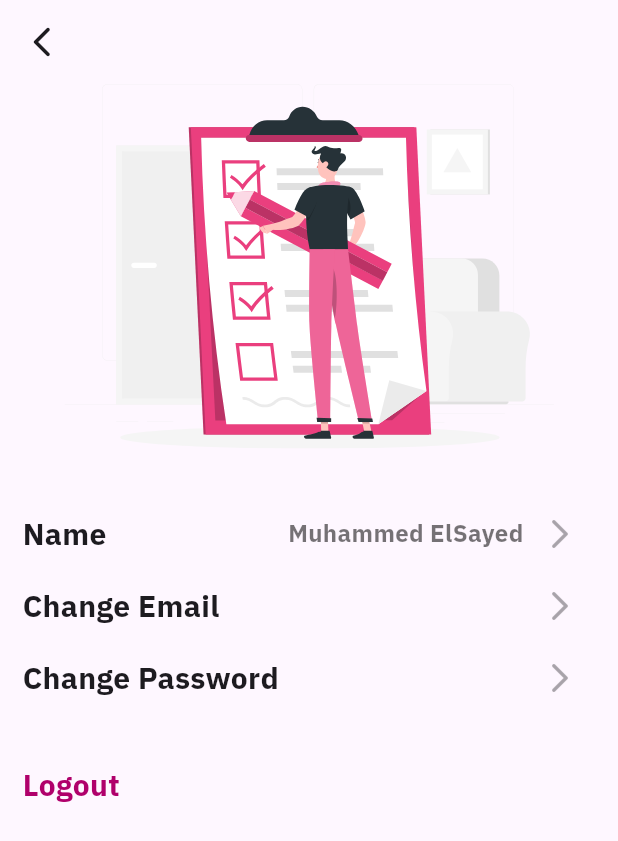
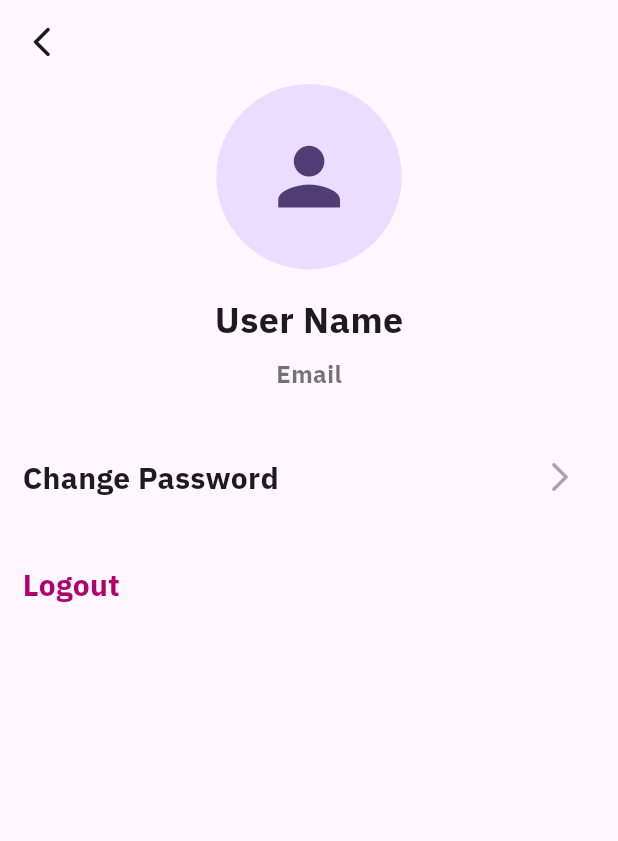
Before and after one commit to Mo123elsayed/ToDo_app, a Flutter app: the ProfileScreen screen opened by its route, on a phone screen of 412 x 824 dp. Shown: the top 841 px of the screen. Run offline on Flutter 3.47's test engine with Material 3 defaults, Android fonts, the phone set to English and light mode, and no system bars; our stand-ins replace bloc, cloud_firestore, easy_localization, firebase_auth, firebase_core, flutter_bloc and 2 more; missing offline and left inert: dart_either; accounts and stored records are empty; project files that could hold a hidden picture were left out.

Commit message:
`Removed ForgetPasswordCubit and ForgetPasswordState due to refactoring, updated ProfileScreen to remove unused code and added new UI elements.`

```diff
--- a/lib/authentication/presentation/screens/forget_password_screen.dart
+++ b/lib/authentication/presentation/screens/forget_password_screen.dart
@@ -1,5 +1,4 @@
 import 'package:flutter/material.dart';
-import 'package:flutter_bloc/flutter_bloc.dart';
 import 'package:easy_localization/easy_localization.dart';
 import 'package:todo_app/core/theme/app_color.dart';
 import 'package:todo_app/core/validator/app_validator.dart';
--- a/lib/home/presentation/screens/profile_screen.dart
+++ b/lib/home/presentation/screens/profile_screen.dart
@@ -27,10 +27,37 @@ class ProfileScreen extends StatelessWidget {
         child: Column(
           crossAxisAlignment: CrossAxisAlignment.start,
           children: [
-            Center(child: SvgPicture.asset('assets/images/profile.svg')),
+            // Center(child: SvgPicture.asset('assets/images/profile.svg')),
+            Center(
+              child: Column(
+                children: [
+                  CircleAvatar(
+                    radius: screenSize.width * 0.15,
+                    child: Icon(Icons.person, size: screenSize.width * 0.15),
+                  ),
+                  SizedBox(height: screenSize.height * 0.02),
+                  Text(
+                    'User Name',
+                    style: TextStyle(
+                      fontSize: 24,
+                      fontFamily: AppText.fontFamily,
+                      fontWeight: FontWeight.bold,
+                    ),
+                  ),
+                  SizedBox(height: screenSize.height * 0.01),
+                  Text(
+                    'Email',
+                    style: TextStyle(
+                      fontSize: 16,
+                      fontFamily: AppText.fontFamily,
+                      color: Colors.black54,
+                    ),
+                    )
+                ],
+              ),
+            ),
+
             SizedBox(height: screenSize.height * 0.04),
-            personalDataRow(title: 'Name', nameValue: 'Muhammed ElSayed'),
-            personalDataRow(title: 'Change Email'),
             GestureDetector(
               child: personalDataRow(title: 'Change Password'),
               onTap: () => Navigator.of(
```
Also changed, not shown: lib/authentication/presentation/controllers/forget_password_cubit/forget_password_cubit.dart (renamed from lib/authentication/presentation/controllers/cubit/forget_password_cubit.dart), lib/authentication/presentation/controllers/forget_password_cubit/forget_password_state.dart (renamed from lib/authentication/presentation/controllers/cubit/forget_password_state.dart).
